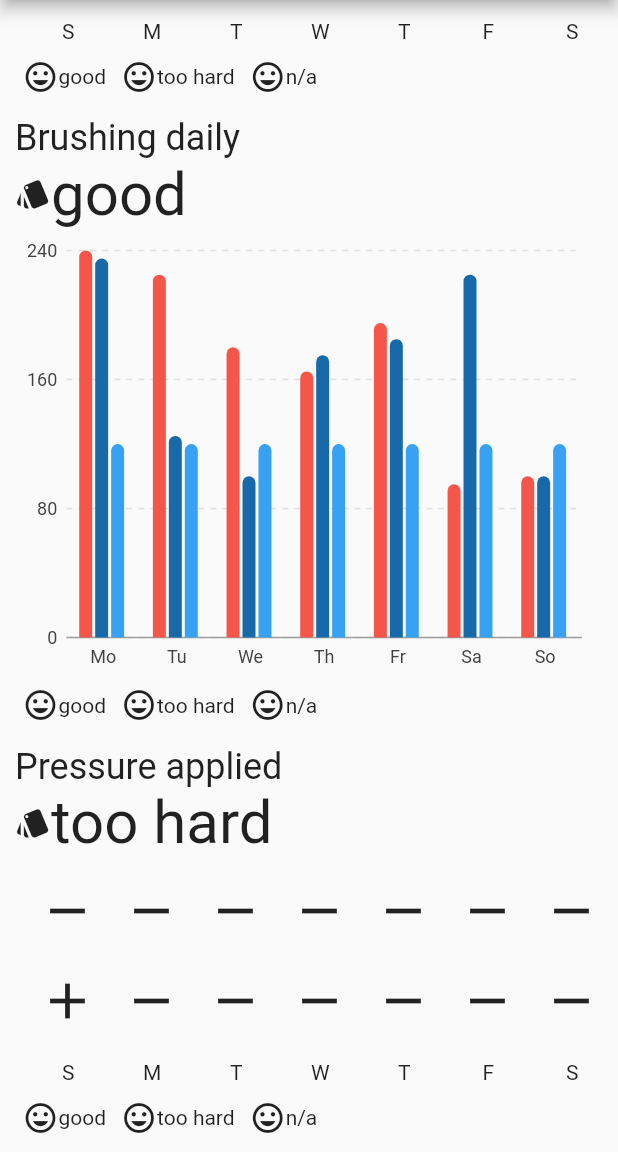
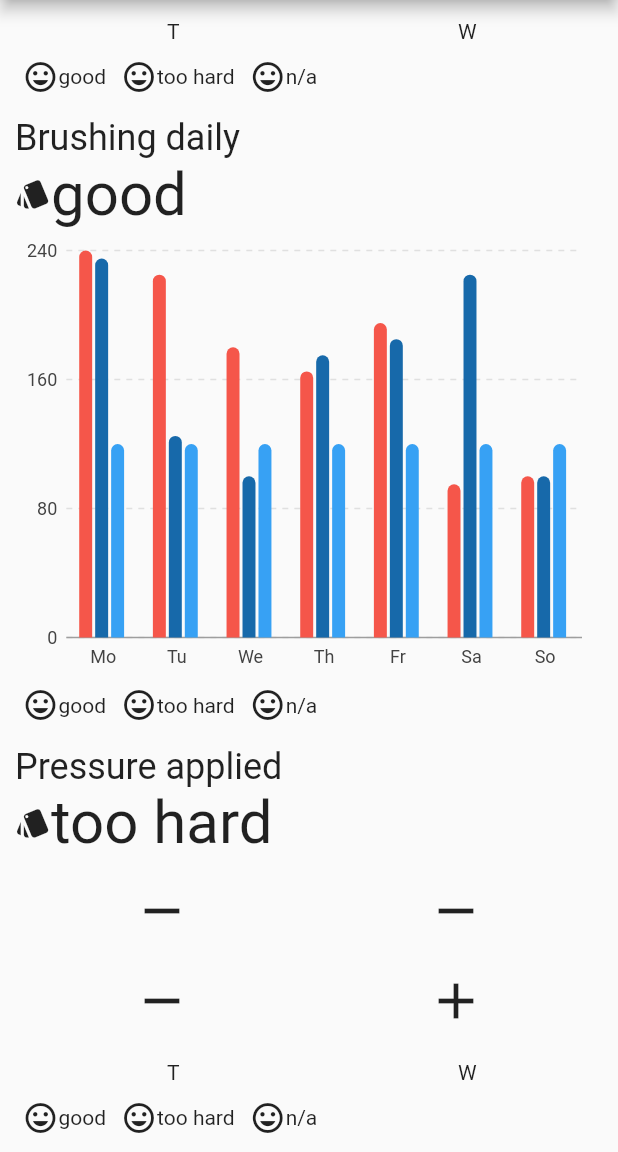
Before and after one commit to AnkurPhilips/ohc_app, a Flutter app: the screen it shows after launch, scrolled down 576 dp, on a phone screen of 412 x 824 dp, the part 84-1236 px from its top. Run offline on Flutter 3.47's test engine with Material 2 defaults, Android fonts, the phone set to English and light mode, and no system bars; our stand-ins replace charts_flutter; statements that could not run were skipped.

Commit message:
data integration first stage

```diff
--- a/lib/Graphs.dart
+++ b/lib/Graphs.dart
@@ -27,21 +27,44 @@ class GraphContainer extends StatelessWidget
 
   void getData()
   {
-    int day=0;
+
     data = new List<List<int>>();
+    int day = -1,start,end,iterator=0;
+    //List<int> week = [0,0,0,0,0,0,0];
+
 
     for(var i in reportData.days )
       {
+        if(day==-1) {
+          day = DateTime
+              .parse(i.date)
+              .weekday % 7;
+          start = day;
+        }
+        //week[day]=1;
         data.add([]);
-        data[day].add(day);
-        data[day].add(i.sessions.length);
-        day++;
+        data[iterator].add(day);
+        data[iterator].add(i.sessions.length);
+        day=(day+1)%7;
+        iterator++;
       }
-    for(;day<7;day++)
+    if(day==0)
+      end = 6;
+    else
+      end = day-1;
+    if(start==0)
+      day = 6;
+    else
+      day = start-1;
+    print(start);
+    print(end);
+    print(day);
+    for(;day!=end;)
       {
-        data.add([]);
-        data[day].add(day);
-        data[day].add(0);
+        data.insert(0, [day,0]);
+        day=day-1;
+        if(day==-1)
+          day=6;
       }
     print(data);
   }
--- a/lib/get_data.dart
+++ b/lib/get_data.dart
@@ -49,16 +49,16 @@ class Session
 
 class Day
 {
-  String day;
+  String date;
   List<Session> sessions;
   void show()
   {
     print("This is the show function of Day class");
-    print(day);
+    print(date);
     print(sessions.length);
     print("Till here");
   }
-  Day({this.day,this.sessions});
+  Day({this.date,this.sessions});
 
   factory Day.fromJson(Map<String,dynamic> json,int type)
   {
@@ -66,7 +66,7 @@ class Day
     var list = json['sessions'] as List;
     List<Session> sessionList = list.map((i)=>Session.fromJson(i,type)).toList();
     return Day(
-        day: json['day'],
+        date: json['day'],
         sessions: sessionList
     );
   }
--- a/lib/main.dart
+++ b/lib/main.dart
@@ -1,10 +1,50 @@
 import 'package:flutter/material.dart';
 import 'Graphs.dart';
 import 'get_data.dart';
+import 'progress_report_widgets.dart';
+
 class MyApp extends StatelessWidget
 {
+  static double iconSize=80;
+  static String weekString ;
+  static Report report;
+  static JsonDataParser parser ;
 
-  static double iconSize = 80;
+  static void dataParsing()
+  {
+    parser = new JsonDataParser();
+    parser.loadJsonData();
+    report = new Report.fromJson(parser.mapper);
+    setWeekString(report);
+  }
+
+  static void setWeekString(Report report)
+  {
+    DateTime startDate = DateTime.parse(report.data.reportStartDate);
+    DateTime endDate = DateTime.parse(report.data.reportEndDate);
+
+    int diff = startDate.difference(endDate).inDays;
+    List<String> months = ['Jan','Feb','Mar','Apr','May','Jun','Jul','Aug','Sep','Oct','Nov','Dec'];
+    int a,c;
+    String b,d;
+
+    if(diff!=7)
+      startDate = startDate.subtract(
+          new Duration(
+              days: 7
+          )
+      );
+
+    print(startDate);
+    print(endDate);
+    a = startDate.day;
+    b = months[startDate.month+1];
+    c = endDate.day;
+    d = months[endDate.month+1];
+    weekString="$a $b - $c $d :";
+
+
+  }
 
   static Widget customIcon(IconData icon, double size,  String data){
     return(Column(
@@ -16,108 +56,13 @@ class MyApp extends StatelessWidget
     );
   }
 
-
-  final Widget first = Container(
-    child: Column(
-      mainAxisAlignment: MainAxisAlignment.spaceEvenly,
-      crossAxisAlignment: CrossAxisAlignment.start,
-
-      children: <Widget>[
-        Text('Hi Jane,',
-          style: TextStyle(
-            fontSize: 28,
-            fontWeight: FontWeight.bold,
-          ),
-          textAlign: TextAlign.left,
-        ),
-        Container(padding:const EdgeInsets.only(top: 8),child:RichText(text: TextSpan(style: TextStyle(color: Colors.black, fontSize: 16),children:<TextSpan>[TextSpan(text:"Here's what your oral care looked like this week, from "),
-          TextSpan(text: "31 Oct - 6 Nov:",style: TextStyle(fontWeight: FontWeight.bold))]),
-          softWrap: true,),
-        )],
-    ),
-  );
-
-  final Widget second = Container(
-    padding: const EdgeInsets.only(top: 20,bottom: 20),
-    child: Row(
-      mainAxisAlignment: MainAxisAlignment.spaceEvenly,
-      crossAxisAlignment: CrossAxisAlignment.center,
-      children: <Widget>[
-        customIcon(Icons.access_alarm,iconSize,'Daily'),
-        customIcon(Icons.access_alarm,iconSize,'Time'),
-        customIcon(Icons.access_alarm,iconSize,'Pressure'),
-        customIcon(Icons.access_alarm,iconSize,'Scrubbing'),
-      ],
-    ));
-
-  final Widget third = Container(
-    decoration: BoxDecoration(
-      color: Colors.blueGrey
-    ),
-    padding: const EdgeInsets.all(10),
-    child: Column(
-      crossAxisAlignment: CrossAxisAlignment.start,
-
-      children: <Widget>[
-        Text('Frequency: Did you know ?',style:TextStyle(
-          fontWeight: FontWeight.bold
-        ) ),
-        Container(padding: const EdgeInsets.only(top: 5),child: Text('Plaque builds up and can harden into tartar within 18 hours. While you remove plaque by brushing, tartar can only be removed by a dntal professional. This is why it is recommended to brush every 12 hours' ,
-        softWrap: true,)),
-      ],
-    ),
-  );
-
-  final Widget fourth = Container(
-    padding: const EdgeInsets.only(top: 5,bottom: 5),
-    child: Row(
-      mainAxisAlignment: MainAxisAlignment.end,
-      children: <Widget>[
-        Text('Best way to brush'),
-        Icon(Icons.lightbulb_outline)
-      ],
-    ),
-  );
-
-  final Widget ninth = Container(
-    padding: const EdgeInsets.all(10),
-    decoration: BoxDecoration(
-      color: Colors.deepPurple,
-    ),
-    child: Row(
-      children: <Widget>[
-      Icon(Icons.kitchen,size: 60,),
-      Expanded(child: Text('Based on your usage, you have 180 sessions left on your Premium Plaque Control brush head',
-        softWrap: true,
-        style: TextStyle(color: Colors.white)
-      ),),
-    ]
-    ),
-  );
-
   @override
   Widget build(BuildContext context)
   {
-    List<List<int>> data = new List();
-    data.add([1,1,0]);
-    data.add([1,0,1]);
-    data.add([1,1,2]);
-    data.add([0,1,3]);
-    data.add([1,1,4]);
-    data.add([1,0,5]);
-    data.add([1,1,6]);
-
-    JsonDataParser parser ;
-
-    parser = new JsonDataParser();
-    parser.loadJsonData();
-    Report report = new Report.fromJson(parser.mapper);
-    print(report.data.scrubbing.average);
-
-
     //TimeZone timeZone = TimeZone(timeStamp);
     //catch(e){print(e);print("!!!!!!!!!!!!!!!!!!!!!!!!!!!!!!!!!!!!!!!!!!!!!!!!!!!!!!!!!!!!!!!!!!!!!!!!!!");}
 
+    dataParsing();
 
 
 
@@ -128,11 +73,11 @@ class MyApp extends StatelessWidget
       body: ListView(
         padding: const EdgeInsets.all(10),
         children: <Widget>[
-          first,
+          first(weekString),
           SizedBox(height: 10),
-          second,
-          third,
-          fourth,
+          second(iconSize),
+          third(),
+          fourth(),
           GraphContainer(reportData:report.data.duration, firstString: 'Brushing time' , secondString:'average',thirdString:'1.6',fourthString:'/day',firstIcon:Icons.style,graphType: 0,),
           SizedBox(height: 10),
           GraphContainer(reportData:report.data.frequency, firstString: 'Brushing daily' , secondString:'',thirdString:'good',fourthString:'',firstIcon:Icons.style,graphType: 1,),
@@ -141,7 +86,7 @@ class MyApp extends StatelessWidget
           SizedBox(height: 10),
           GraphContainer(reportData:report.data.scrubbing, firstString: 'Scrubbing applied' , secondString:'',thirdString:'good',fourthString:'',firstIcon:Icons.style,graphType: 0,),
           SizedBox(height: 10),
-          ninth,
+          ninth(),
 
         ],
       ),
@@ -150,9 +95,9 @@ class MyApp extends StatelessWidget
 }
 
 void main(){
-  runApp(MaterialApp(
-    debugShowCheckedModeBanner: false,
-    title: 'Progress',
-    home: MyApp(),
-  ));
+    runApp(MaterialApp(
+      debugShowCheckedModeBanner: false,
+      title: 'Progress',
+      home: MyApp(),
+    ));
 }
--- /dev/null
+++ b/lib/progress_report_widgets.dart
@@ -0,0 +1,89 @@
+import 'package:flutter/material.dart';
+
+Widget customIcon(IconData icon, double size,  String data){
+    return(Column(
+      children: <Widget>[
+        Icon(icon, size: size, color: Colors.indigo, ),
+        Container(padding: const EdgeInsets.only(top: 5),child: Text(data, ))
+      ],
+    )
+    );
+  }
+
+  Widget first(String weekString) => Container(
+    child: Column(
+      mainAxisAlignment: MainAxisAlignment.spaceEvenly,
+      crossAxisAlignment: CrossAxisAlignment.start,
+
+      children: <Widget>[
+        Text('Hi Jane,',
+          style: TextStyle(
+            fontSize: 28,
+            fontWeight: FontWeight.bold,
+          ),
+          textAlign: TextAlign.left,
+        ),
+        Container(padding:const EdgeInsets.only(top: 8),child:RichText(text: TextSpan(style: TextStyle(color: Colors.black, fontSize: 16),children:<TextSpan>[TextSpan(text:"Here's what your oral care looked like this week, from "),
+          TextSpan(text: weekString,style: TextStyle(fontWeight: FontWeight.bold))]),
+          softWrap: true,),
+        )],
+    ),
+  );
+
+  Widget second(double iconSize) => Container(
+      padding: const EdgeInsets.only(top: 20,bottom: 20),
+      child: Row(
+        mainAxisAlignment: MainAxisAlignment.spaceEvenly,
+        crossAxisAlignment: CrossAxisAlignment.center,
+        children: <Widget>[
+          customIcon(Icons.access_alarm,iconSize,'Daily'),
+          customIcon(Icons.access_alarm,iconSize,'Time'),
+          customIcon(Icons.access_alarm,iconSize,'Pressure'),
+          customIcon(Icons.access_alarm,iconSize,'Scrubbing'),
+        ],
+      ));
+
+  Widget third() => Container(
+    decoration: BoxDecoration(
+        color: Colors.blueGrey
+    ),
+    padding: const EdgeInsets.all(10),
+    child: Column(
+      crossAxisAlignment: CrossAxisAlignment.start,
+
+      children: <Widget>[
+        Text('Frequency: Did you know ?',style:TextStyle(
+            fontWeight: FontWeight.bold
+        ) ),
+        Container(padding: const EdgeInsets.only(top: 5),child: Text('Plaque builds up and can harden into tartar within 18 hours. While you remove plaque by brushing, tartar can only be removed by a dntal professional. This is why it is recommended to brush every 12 hours' ,
+          softWrap: true,)),
+      ],
+    ),
+  );
+
+  Widget fourth() => Container(
+    padding: const EdgeInsets.only(top: 5,bottom: 5),
+    child: Row(
+      mainAxisAlignment: MainAxisAlignment.end,
+      children: <Widget>[
+        Text('Best way to brush'),
+        Icon(Icons.lightbulb_outline)
+      ],
+    ),
+  );
+
+  Widget ninth() => Container(
+    padding: const EdgeInsets.all(10),
+    decoration: BoxDecoration(
+      color: Colors.deepPurple,
+    ),
+    child: Row(
+        children: <Widget>[
+          Icon(Icons.kitchen,size: 60,),
+          Expanded(child: Text('Based on your usage, you have 180 sessions left on your Premium Plaque Control brush head',
+              softWrap: true,
+              style: TextStyle(color: Colors.white)
+          ),),
+        ]
+    ),
+  );
```
